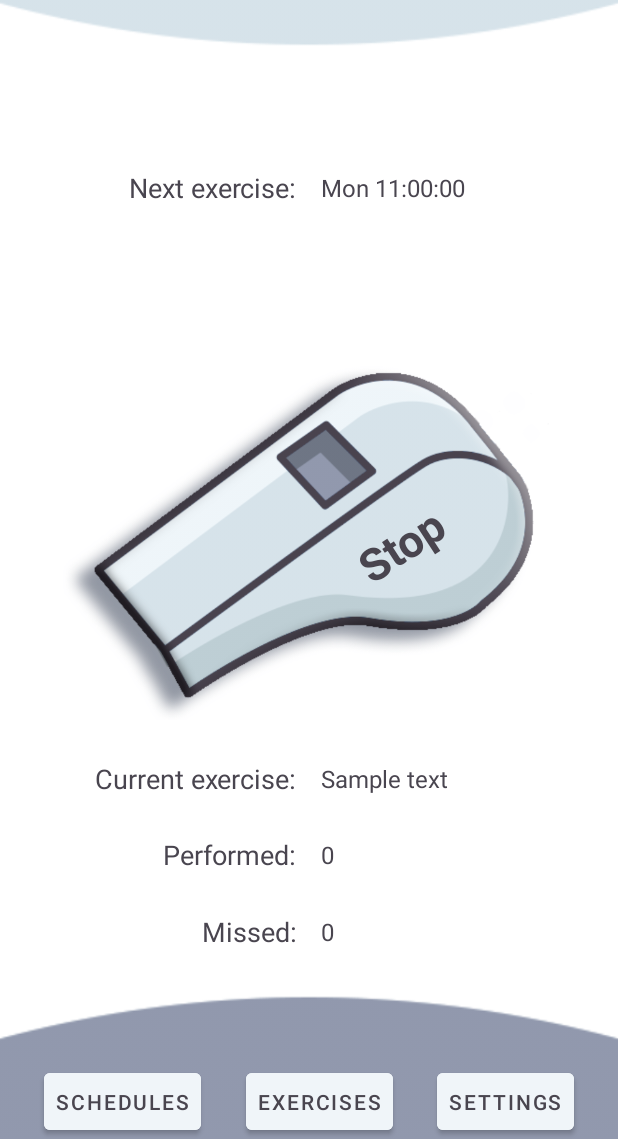
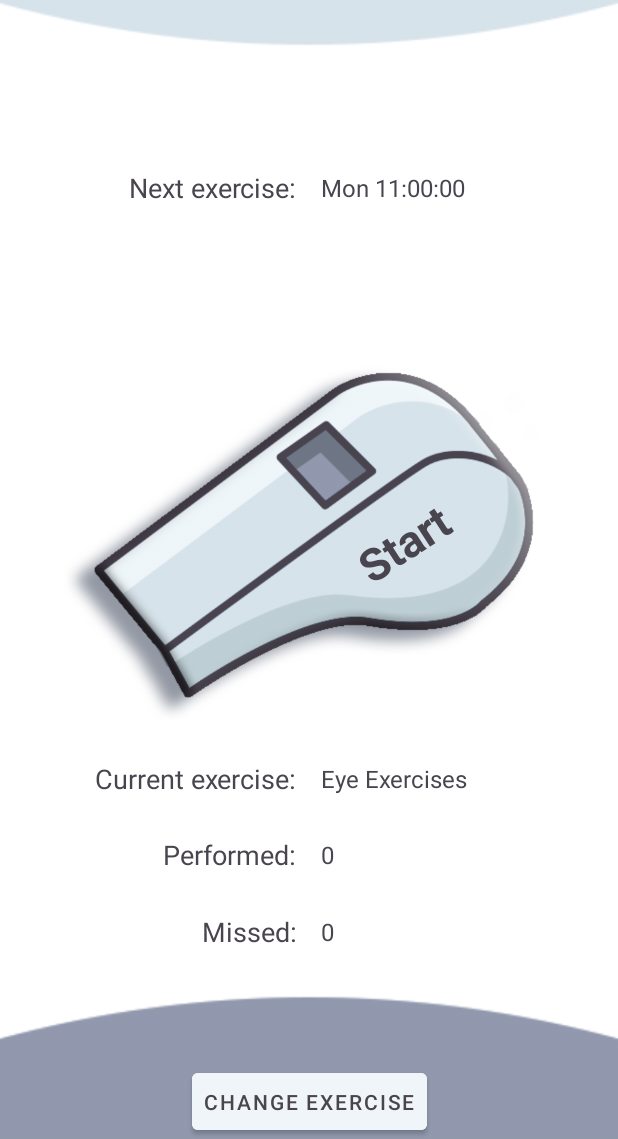
Before and after one commit to ArtyseevWork/Healthy-Work, an Android app: the screen it shows after launch (MainActivity), after a tap on "Start", on a phone screen of 412 x 824 dp, the part 97-1236 px from its top. Run offline under Robolectric (Android 15) with nearby library versions, the phone set to English and light mode, and no system bars.

Commit message:
feature add button "change exercise"

```diff
--- a/app/src/main/java/com/mordansoft/healthywork/activity/MainActivity.java
+++ b/app/src/main/java/com/mordansoft/healthywork/activity/MainActivity.java
@@ -48,7 +48,7 @@ public class MainActivity extends AppCompatActivity {
         Preferences.getPreferencesFromFile(this);
         binding.clButtonMain.setOnClickListener(btnMainStartListener);
         binding.clButtonMain.setOnTouchListener(handleTouch);
-        binding.btnMainProperties.setOnClickListener(btnSettingsListener);
+        binding.btnMainChangeExercise.setOnClickListener(btnChangeExerciseListener);
         binding.btnMainExercises.setOnClickListener(btnExercisesListener);
         binding.btnMainSchedule.setOnClickListener(btnScheduleListener);
     }
@@ -61,31 +61,44 @@ public class MainActivity extends AppCompatActivity {
     }
 
     public void updateUi(){
-        int visible = View.INVISIBLE;
-        String mainButtonText = "Start";
 
-         if (currentStatus.getApplicationStatus() == CurrentStatus.applicationStatusActive){
-            visible = View.VISIBLE;
-            exercise = Exercise.getExerciseById(this, todayStatistics.getExerciseId());
-            mainButtonText = "Stop";
+         if (currentStatus.getApplicationStatus() == CurrentStatus.applicationStatusActive){ //application enable
+            exercise = Exercise.getExerciseById(this, currentStatus.getExerciseId());
             binding.tvMainNextAlertTimer.setText(currentStatus.getStringNextAlarmTime());
-            binding.btnMainStart.setText(exercise.getName());
-            binding.tvMainNextAlertTimer.setVisibility(visible);
+            binding.btnMainStart.setText(getText(R.string.activity_main_start));
+            binding.tvMainNextAlertTimer.setVisibility(View.VISIBLE);
             binding.spMainExercise.setText(exercise.getName());
             binding.tvMainPerformedCount.setText(String.valueOf(todayStatistics.getCountOfExerciseDone()));
             binding.tvMainMissedCount.setText(String.valueOf(todayStatistics.getCountOfExerciseSkipped()));
-        }
 
-        binding.btnMainStart.setText(mainButtonText);
-        binding.tvMainNextAlert.setVisibility(visible);
-        binding.tvMainNextAlertTimer.setVisibility(visible);
-        binding.tvMainExercise.setVisibility(visible);
-        binding.spMainExercise.setVisibility(visible);
-        binding.tvMainComleted.setVisibility(visible);
-        binding.tvMainPerformedCount.setVisibility(visible);
-        binding.tvMainMissed.setVisibility(visible);
-        binding.tvMainMissedCount.setVisibility(visible);
-        //binding.mainCounter.setText(String.valueOf(Exercise.getCntExercise(this)));
+             binding.tvMainNextAlert.setVisibility     (View.VISIBLE);
+             binding.tvMainNextAlertTimer.setVisibility(View.VISIBLE);
+             binding.tvMainExercise.setVisibility      (View.VISIBLE);
+             binding.spMainExercise.setVisibility      (View.VISIBLE);
+             binding.tvMainComleted.setVisibility      (View.VISIBLE);
+             binding.tvMainPerformedCount.setVisibility(View.VISIBLE);
+             binding.tvMainMissed.setVisibility        (View.VISIBLE);
+             binding.tvMainMissedCount.setVisibility   (View.VISIBLE);
+
+            binding.btnMainSchedule      .setVisibility(View.GONE);
+            binding.btnMainChangeExercise.setVisibility(View.VISIBLE);
+            binding.btnMainExercises     .setVisibility(View.GONE);
+         } else {                                                                           //application disable
+            binding.btnMainStart.setText(getText(R.string.activity_main_start));
+            binding.tvMainNextAlert.setVisibility(View.INVISIBLE);
+            binding.tvMainNextAlertTimer.setVisibility(View.INVISIBLE);
+            binding.tvMainExercise.setVisibility(View.INVISIBLE);
+            binding.spMainExercise.setVisibility(View.INVISIBLE);
+            binding.tvMainComleted.setVisibility(View.INVISIBLE);
+            binding.tvMainPerformedCount.setVisibility(View.INVISIBLE);
+            binding.tvMainMissed.setVisibility(View.INVISIBLE);
+            binding.tvMainMissedCount.setVisibility(View.INVISIBLE);
+
+            binding.btnMainSchedule      .setVisibility(View.VISIBLE);
+            binding.btnMainChangeExercise.setVisibility(View.GONE);
+            binding.btnMainExercises     .setVisibility(View.VISIBLE);
+         }
+
     }
 
     public static MainActivity  getInstance(){
@@ -104,9 +117,9 @@ public class MainActivity extends AppCompatActivity {
         updateUi();
     };
 
-    View.OnClickListener btnSettingsListener = v -> {
-        Intent intent = new Intent(getApplicationContext(), PreferencesActivity.class);
-        startActivity(intent);
+    View.OnClickListener btnChangeExerciseListener = v -> {
+        currentStatus.changeExercise(this);
+        updateUi();
     };
 
     View.OnClickListener btnExercisesListener = v -> {
--- a/app/src/main/res/layout/activity_main.xml
+++ b/app/src/main/res/layout/activity_main.xml
@@ -187,16 +187,16 @@
             android:layout_height="50dp"
             android:text="@string/activity_main_exercises"
             app:layout_constraintBottom_toBottomOf="parent"
-            app:layout_constraintEnd_toStartOf="@+id/btn_main_properties"
+            app:layout_constraintEnd_toStartOf="@+id/btn_main_change_exercise"
             app:layout_constraintHorizontal_bias="0.5"
             app:layout_constraintStart_toEndOf="@+id/btn_main_schedule" />
 
         <Button
-            android:id="@+id/btn_main_properties"
+            android:id="@+id/btn_main_change_exercise"
             style="@style/button_style"
             android:layout_width="wrap_content"
             android:layout_height="50dp"
-            android:text="@string/activity_main_settings"
+            android:text="@string/activity_main_change_exercise"
             app:layout_constraintBottom_toBottomOf="parent"
             app:layout_constraintEnd_toEndOf="parent"
             app:layout_constraintHorizontal_bias="0.5"
--- a/app/src/main/res/values/strings.xml
+++ b/app/src/main/res/values/strings.xml
@@ -19,6 +19,7 @@
     <string name="activity_main_exercises_list">List of exercises</string>
     <string name="activity_main_schedules">Schedules</string>
     <string name="activity_main_exit_message">Press again to exit.</string>
+    <string name="activity_main_change_exercise">Change exercise</string>
     <!--end activity_main   -->
 
     <!--start activity_exercise  -->
```
Also changed, not shown: 2 other files.
